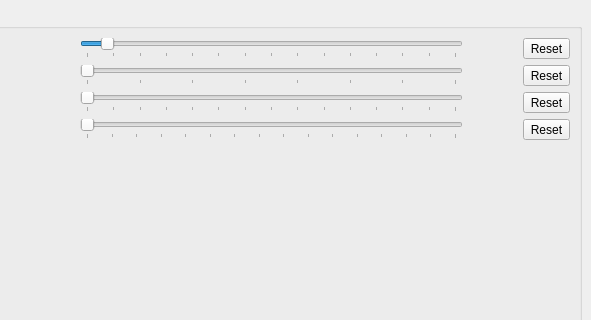
Qt form src/configdialog.ui (texstudio-org/texstudio) before a commit; both pictures show x 525 to 1116 and y 0 to 320 of the 1116 by 674 pixel window.
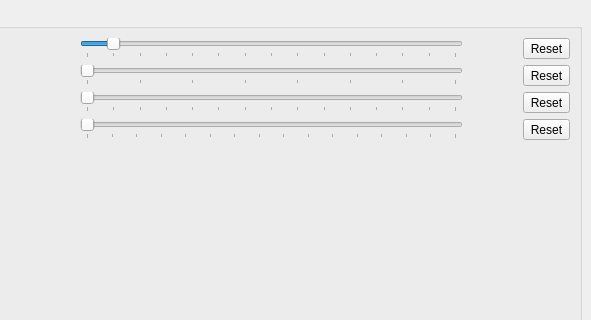
The same form after that commit. The open tabs and pages were chosen to show the change. Icons and pictures are not drawn.

Commit message: Change default toolbar scaling to 24px

What changed in the file:
```diff
--- a/src/configdialog.ui
+++ b/src/configdialog.ui
@@ -1491,8 +1491,11 @@
             <property name="maximum">
              <number>128</number>
             </property>
+            <property name="value">
+             <number>24</number>
+            </property>
             <property name="sliderPosition">
-             <number>22</number>
+             <number>24</number>
             </property>
             <property name="orientation">
              <enum>Qt::Horizontal</enum>
```
Left out of the diff: 10 changed lines with no effect on the pictures. The commit also changes 2 other files.
